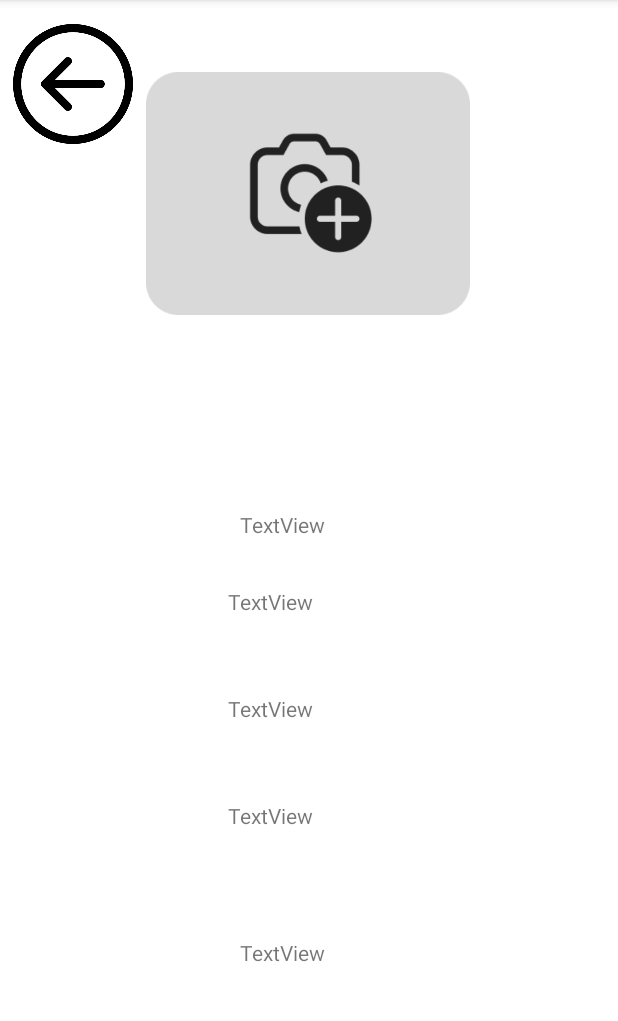
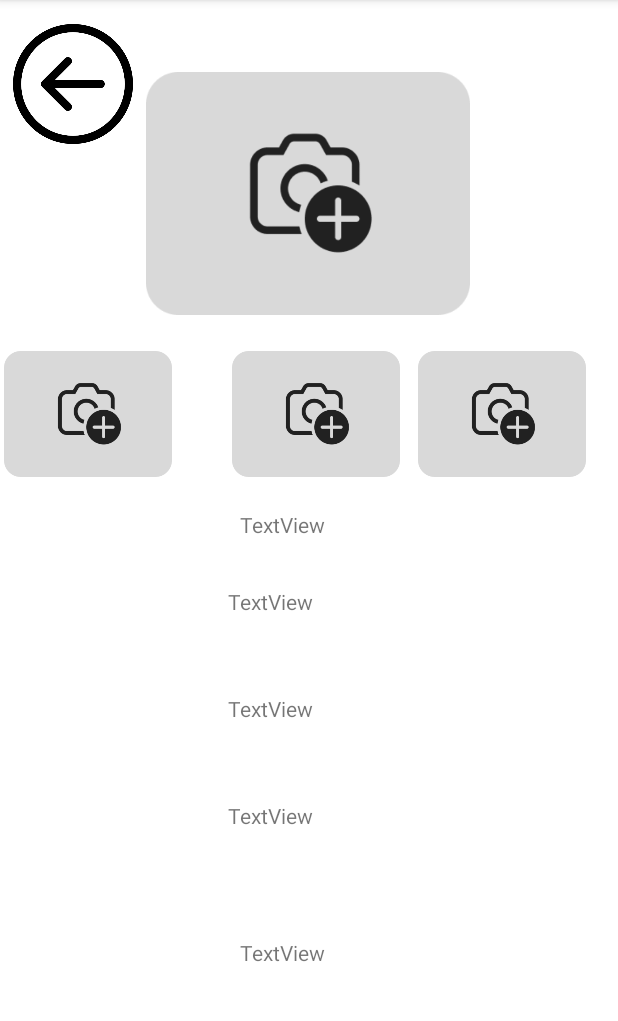
Before and after one commit to JengCharat/kkumissing, an Android app: the More_detail screen opened directly, with no data from a screen before it, on a phone screen of 412 x 824 dp, the part 84-1105 px from its top. Run offline under Robolectric (Android 15) with nearby library versions, the phone set to English and light mode, and no system bars; Roboto replaces fonts that are not available here.

Commit message:
feat/show_all_image_in_more_detail

```diff
--- a/app/src/main/java/com/example/mobileproject/ui/home/HomeFragment.kt
+++ b/app/src/main/java/com/example/mobileproject/ui/home/HomeFragment.kt
@@ -34,6 +34,9 @@ data class User(
     val latitude:String,
     val longitude:String,
     val img1:String,
+    val img2:String,
+    val img3:String,
+    val img4:String,
     val type:String,
 )
 class HomeFragment : Fragment() {
--- a/app/src/main/res/layout/activity_more_detail.xml
+++ b/app/src/main/res/layout/activity_more_detail.xml
@@ -75,4 +75,34 @@
         app:layout_constraintStart_toStartOf="parent"
         app:layout_constraintTop_toTopOf="parent"
         app:srcCompat="@drawable/add_image" />
+
+    <ImageView
+        android:id="@+id/img2"
+        android:layout_width="117dp"
+        android:layout_height="84dp"
+        android:layout_marginTop="24dp"
+        app:layout_constraintStart_toStartOf="parent"
+        app:layout_constraintTop_toBottomOf="@+id/main_img"
+        app:srcCompat="@drawable/add_image" />
+
+    <ImageView
+        android:id="@+id/img3"
+        android:layout_width="117dp"
+        android:layout_height="84dp"
+        android:layout_marginStart="152dp"
+        android:layout_marginTop="24dp"
+        app:layout_constraintStart_toStartOf="parent"
+        app:layout_constraintTop_toBottomOf="@+id/main_img"
+        app:srcCompat="@drawable/add_image" />
+
+    <ImageView
+        android:id="@+id/img4"
+        android:layout_width="117dp"
+        android:layout_height="84dp"
+        android:layout_marginStart="276dp"
+        android:layout_marginTop="24dp"
+        app:layout_constraintStart_toStartOf="parent"
+        app:layout_constraintTop_toBottomOf="@+id/main_img"
+        app:srcCompat="@drawable/add_image" />
+
 </androidx.constraintlayout.widget.ConstraintLayout>
```
Also changed, not shown: app/src/main/java/com/example/mobileproject/ui/home/More_detail.kt (+51 -4 lines).
